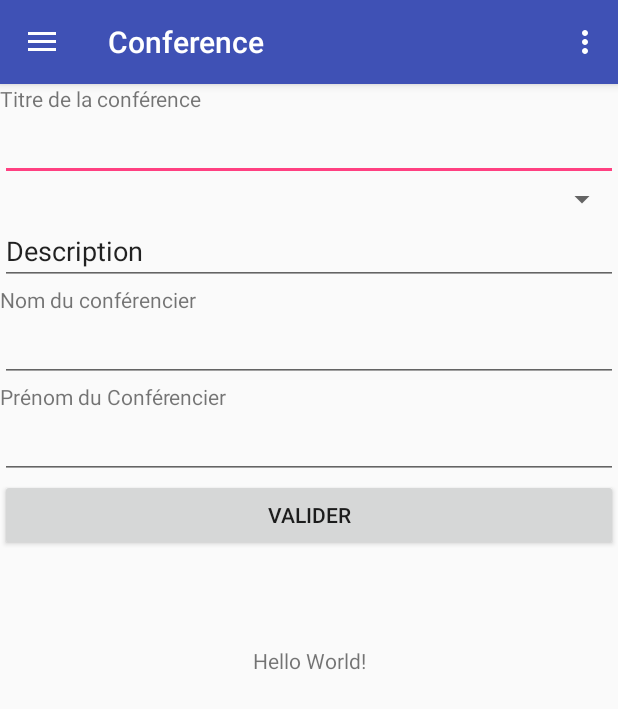
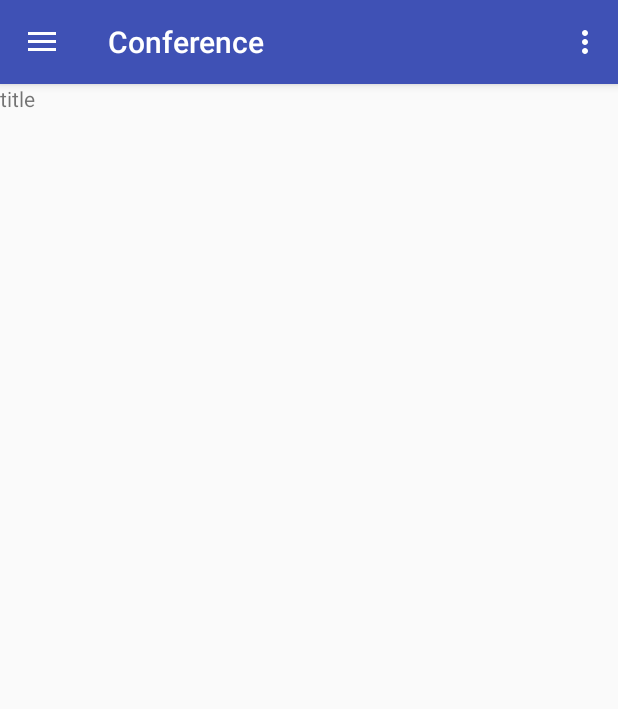
Before and after one commit to m2i-formation-cdi/projet-salon-groupeB, an Android app: the screen it shows after launch (MainActivity), after a tap on "VALIDER", on a phone screen of 412 x 824 dp. Shown: the top 709 px of the screen. Run offline under Robolectric (Android 15) with nearby library versions, the phone set to English and light mode, and no system bars; our stand-ins replace Firebase (no records; nobody signed in at launch, a user with empty details on screens opened directly); 1 statement that could not run was skipped; 3 other taps on this screen came first.

Commit message:
Selection du spinner et envoi vers un nouveau fragment à la fin avec nettoyage

```diff
--- a/app/build.gradle
+++ b/app/build.gradle
@@ -34,4 +34,5 @@ dependencies {
 }
 
 
+
 apply plugin: 'com.google.gms.google-services'
--- /dev/null
+++ b/app/src/main/java/sp/fr/conference/ConferenceInformation.java
@@ -0,0 +1,29 @@
+package sp.fr.conference;
+
+
+import android.os.Bundle;
+import android.app.Fragment;
+import android.view.LayoutInflater;
+import android.view.View;
+import android.view.ViewGroup;
+
+
+/**
+ * A simple {@link Fragment} subclass.
+ */
+public class ConferenceInformation extends Fragment {
+
+
+    public ConferenceInformation() {
+        // Required empty public constructor
+    }
+
+
+    @Override
+    public View onCreateView(LayoutInflater inflater, ViewGroup container,
+                             Bundle savedInstanceState) {
+        // Inflate the layout for this fragment
+        return inflater.inflate(R.layout.fragment_conference, container, false);
+    }
+
+}
--- a/app/src/main/java/sp/fr/conference/PropConference.java
+++ b/app/src/main/java/sp/fr/conference/PropConference.java
@@ -2,6 +2,8 @@ package sp.fr.conference;
 
 
 import android.app.Activity;
+import android.app.FragmentManager;
+import android.app.FragmentTransaction;
 import android.content.Context;
 import android.os.Bundle;
 import android.app.Fragment;
@@ -10,11 +12,13 @@ import android.support.annotation.Nullable;
 import android.view.LayoutInflater;
 import android.view.View;
 import android.view.ViewGroup;
+import android.widget.AdapterView;
 import android.widget.ArrayAdapter;
 import android.widget.Button;
 import android.widget.EditText;
 import android.widget.Spinner;
 import android.widget.TextView;
+import android.widget.Toast;
 
 import com.google.firebase.database.DataSnapshot;
 import com.google.firebase.database.DatabaseError;
@@ -40,17 +44,19 @@ public class PropConference extends Fragment {
     private DatabaseReference themeReference;
     private List<Conference> conferenceList = new ArrayList<>();
     private Spinner conferenceSpinner;
-    EditText conferenceTitleEditText;
-    EditText descriptionConferenceEditText;
-    EditText speakerNameEditText;
-    EditText speakerFirstNameEditText;
-    String titleConference;
-    String descriptionConference;
-    String speakerName;
-    String speakerFirstName;
-    List<ThemesConference> themesList = new ArrayList<>();
-
+    private EditText conferenceTitleEditText;
+    private EditText descriptionConferenceEditText;
+    private EditText speakerNameEditText;
+    private EditText speakerFirstNameEditText;
+    private String titleConference;
+    private String descriptionConference;
+    private String speakerName;
+    private String speakerFirstName;
+    private String themeReferenceText;
+    private String themeId;
+    private List<ThemesConference> themesList = new ArrayList<>();
     private ThemeAdapter adapter;
+    private TextView themeTextView;
 
     public PropConference() {
         // Required empty public constructor
@@ -66,8 +72,6 @@ public class PropConference extends Fragment {
         speakerReference = firebaseDatabase.getReference().child("conference").child("speaker");
         themeReference = firebaseDatabase.getReference().child("theme");
 
-
-
         //Récupération des différents thèmes
         themeReference.addListenerForSingleValueEvent(new ValueEventListener() {
             @Override
@@ -78,6 +82,7 @@ public class PropConference extends Fragment {
                     themesList.add(theme);
                 }
 
+                // se lance une fois que le createView a fini
                 adapter.notifyDataSetChanged();
             }
 
@@ -101,7 +106,10 @@ public class PropConference extends Fragment {
 
         // Création de l'Adapter pour récupérer les données de la liste (themesList) vers l'Adapter
         adapter = new ThemeAdapter(this.getActivity(), R.layout.theme_list_item, themesList);
+        adapter.setDropDownViewResource(R.layout.theme_list_item);
         conferenceSpinner.setAdapter(adapter);
+
+
 
         //Gestion du clic sur le bouton valider
         Button btValid = view.findViewById(R.id.validateConference);
@@ -114,23 +122,36 @@ public class PropConference extends Fragment {
                 descriptionConference = descriptionConferenceEditText.getText().toString();
                 speakerName = speakerNameEditText.getText().toString();
                 speakerFirstName = speakerFirstNameEditText.getText().toString();
-
+                themeReferenceText = ((ThemesConference) conferenceSpinner.getSelectedItem()).getName();
 
                 Conference conference = new Conference();
                 User speaker = new User();
+                ThemesConference themeConf = new ThemesConference();
+
                 // ajout des valeurs à la conférence
                 conference.setDescription(descriptionConference);
                 conference.setTitle(titleConference);
                 speaker.setName(speakerName);
                 speaker.setFirstName(speakerFirstName);
                 conference.setUser(speaker);
+                themeConf.setName(themeReferenceText);
+                //themeConf.setName((String) themeTextView.getText());
+                //themeConf.setId();
+                conference.setTheme(themeConf);
                 // push dans la database
                 String conferenceId = conferenceReference.push().getKey();
                 //String speakerId = speakerReference.push().getKey();
                 conferenceReference.child(conferenceId).setValue(conference);
                 //speakerReference.child(conferenceId).child(speakerId).setValue(speaker);
+
+                cleanForm();
+
+                navigateToFragment(new ConferenceInformation());
             }
         });
+
+
+
 
         return view;
     }
@@ -142,13 +163,12 @@ public class PropConference extends Fragment {
         private int resource;
         private List<ThemesConference> data;
 
-        public ThemeAdapter(@NonNull Activity context, int resource, @NonNull List<ThemesConference> objects) {
-            super(context, resource, objects);
+        public ThemeAdapter(@NonNull Activity context, int resource,@NonNull List<ThemesConference> objects) {
+            super(context, resource, R.id.themeSpinnerTextView, objects);
 
             this.context = context;
-            this.resource = resource;
+           this.resource = resource;
             this.data = objects;
-
         }
 
         @NonNull
@@ -161,7 +181,30 @@ public class PropConference extends Fragment {
             themeTextView.setText(item.getName());
             return view;
         }
+
+        @Override
+        public View getDropDownView(int position, @Nullable View convertView, @NonNull ViewGroup parent) {
+            View view = this.context.getLayoutInflater().inflate(R.layout.theme_list_item, parent, false);
+
+            ThemesConference item = this.data.get(position);
+            themeTextView = view.findViewById(R.id.themeSpinnerTextView);
+            themeTextView.setText(item.getName());
+            return view;
+        }
     }
 
+    public void cleanForm(){
+        conferenceTitleEditText.setText("");
+        descriptionConferenceEditText.setText("");
+        speakerNameEditText.setText("");
+        speakerFirstNameEditText.setText("");
+    }
+
+    private void navigateToFragment(Fragment targetFragment){
+        getFragmentManager()
+                .beginTransaction()
+                .replace(R.id.fragmentContainer, targetFragment)
+                .commit();
+    }
 
 }
--- a/app/src/main/java/sp/fr/conference/model/Conference.java
+++ b/app/src/main/java/sp/fr/conference/model/Conference.java
@@ -7,18 +7,20 @@ package sp.fr.conference.model;
 public class Conference {
 
    private String title;
-   private String theme;
+   private ThemesConference theme;
    private String description;
    private User user;
+   private String id;
 
     public Conference() {
     }
 
-    public Conference(String title, String theme, String description, User user) {
+    public Conference(String title, ThemesConference theme, String description, User user, String id) {
         this.title = title;
         this.theme = theme;
         this.description = description;
         this.user = user;
+        this.id = id;
     }
 
     public String getTitle() {
@@ -30,12 +32,21 @@ public class Conference {
         return this;
     }
 
-    public String getTheme() {
+    public ThemesConference getTheme() {
         return theme;
     }
 
-    public Conference setTheme(String theme) {
+    public Conference setTheme(ThemesConference theme) {
         this.theme = theme;
+        return this;
+    }
+
+    public String getId() {
+        return id;
+    }
+
+    public Conference setId(String id) {
+        this.id = id;
         return this;
     }
 
--- a/app/src/main/java/sp/fr/conference/model/User.java
+++ b/app/src/main/java/sp/fr/conference/model/User.java
@@ -9,7 +9,7 @@ public class User {
     private String firstName;
     private String name;
     private String mail;
-    private Double id;
+    private String id;
 
     public User() {
     }
@@ -47,11 +47,11 @@ public class User {
         return this;
     }
 
-    public Double getId() {
+    public String getId() {
         return id;
     }
 
-    public User setId(Double id) {
+    public User setId(String id) {
         this.id = id;
         return this;
     }
--- a/app/src/main/res/layout/content_main.xml
+++ b/app/src/main/res/layout/content_main.xml
@@ -12,7 +12,6 @@
     <TextView
         android:layout_width="wrap_content"
         android:layout_height="wrap_content"
-        android:text="Hello World!"
         app:layout_constraintBottom_toBottomOf="parent"
         app:layout_constraintLeft_toLeftOf="parent"
         app:layout_constraintRight_toRightOf="parent"
--- /dev/null
+++ b/app/src/main/res/layout/fragment_conference.xml
@@ -0,0 +1,39 @@
+<FrameLayout xmlns:android="http://schemas.android.com/apk/res/android"
+    xmlns:tools="http://schemas.android.com/tools"
+    android:layout_width="match_parent"
+    android:layout_height="match_parent"
+    tools:context="sp.fr.conference.ConferenceInformation">
+
+<LinearLayout
+    android:layout_width="match_parent"
+    android:layout_height="wrap_content"
+    android:orientation="vertical">
+    <!-- TODO: Update blank fragment layout -->
+
+    <LinearLayout
+        android:layout_width="match_parent"
+        android:layout_height="wrap_content"
+        android:orientation="horizontal">
+
+        <TextView
+            android:layout_width="match_parent"
+            android:layout_height="wrap_content"
+            android:id="@+id/titleConferenceTextView"
+            android:text="title"/>
+
+        <TextView
+            android:layout_width="match_parent"
+            android:layout_height="wrap_content"
+            android:id="@+id/ThemeConferenceTextView"
+            android:text="theme"/>
+
+    </LinearLayout>
+
+
+
+
+</LinearLayout>
+
+
+
+</FrameLayout>
```
